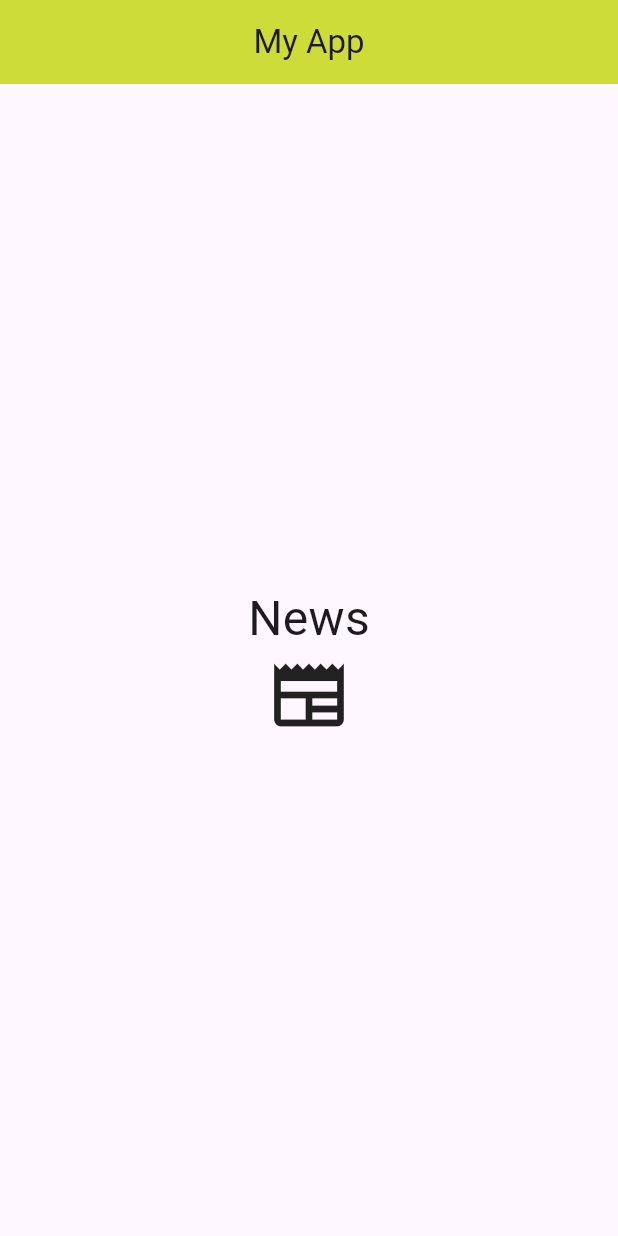
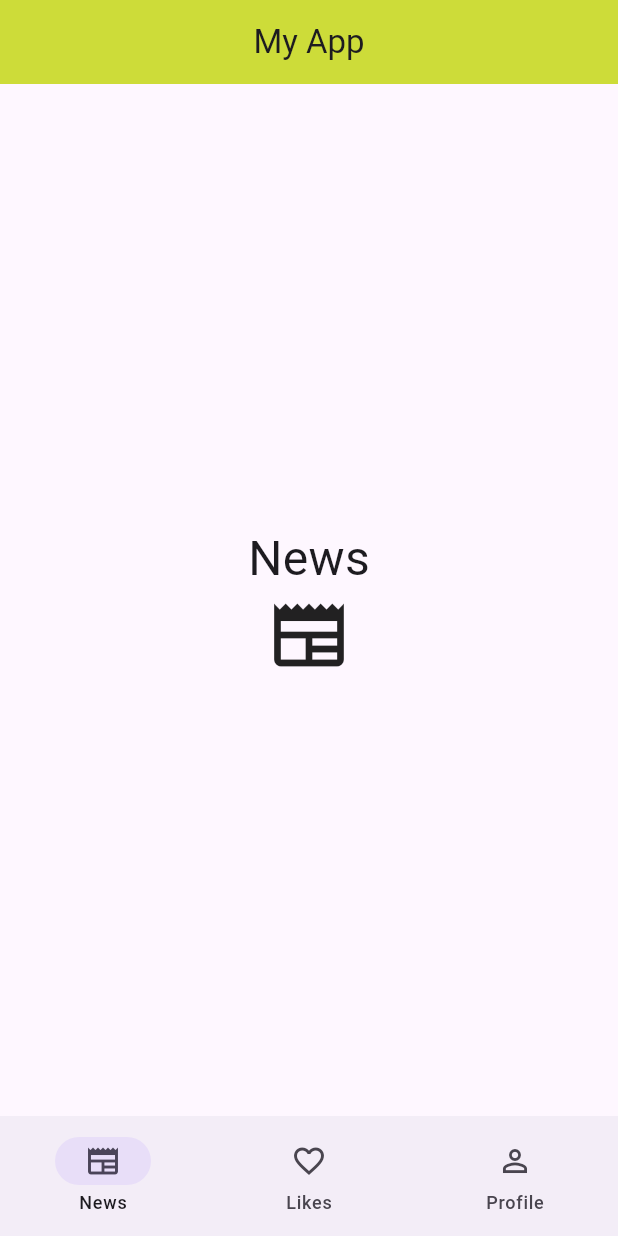
Before and after one commit to CathsDev/nav_app, a Flutter app: the screen it shows after launch, on a phone screen of 412 x 824 dp. Run offline on Flutter 3.47's test engine with Material 3 defaults, Android fonts, the phone set to English and light mode, and no system bars.

```diff
--- /dev/null
+++ b/nav_app/lib/app_home.dart
@@ -0,0 +1,53 @@
+import 'package:flutter/material.dart';
+import 'package:nav_app/likes.dart';
+import 'package:nav_app/news.dart';
+import 'package:nav_app/profile.dart';
+
+class AppHome extends StatefulWidget {
+  const AppHome({super.key});
+
+  @override
+  State<AppHome> createState() => _AppHomeState();
+}
+
+class _AppHomeState extends State<AppHome> {
+  int _currentIndex = 0;
+  final List<Widget> screens = [News(), Likes(), Profile()];
+
+  @override
+  Widget build(BuildContext context) {
+    return Scaffold(
+      appBar: AppBar(
+        backgroundColor: Colors.lime,
+        centerTitle: true,
+        title: Text('My App'),
+      ),
+      body: screens[_currentIndex],
+      bottomNavigationBar: NavigationBar(
+        onDestinationSelected: (int index) {
+          setState(() {
+            _currentIndex = index;
+          });
+        },
+        selectedIndex: _currentIndex,
+        destinations: [
+          NavigationDestination(
+            selectedIcon: Icon(Icons.newspaper),
+            icon: Icon(Icons.newspaper_outlined),
+            label: 'News',
+          ),
+          NavigationDestination(
+            selectedIcon: Icon(Icons.favorite),
+            icon: Icon(Icons.favorite_outline),
+            label: 'Likes',
+          ),
+          NavigationDestination(
+            selectedIcon: Icon(Icons.person),
+            icon: Icon(Icons.person_outline),
+            label: 'Profile',
+          ),
+        ],
+      ),
+    );
+  }
+}
--- a/nav_app/lib/main.dart
+++ b/nav_app/lib/main.dart
@@ -1,4 +1,5 @@
 import 'package:flutter/material.dart';
+import 'package:nav_app/app_home.dart';
 import 'package:nav_app/news.dart';
 
 void main() {
@@ -10,17 +11,6 @@ class MainApp extends StatelessWidget {
 
   @override
   Widget build(BuildContext context) {
-    return MaterialApp(
-      home: Scaffold(
-        appBar: AppBar(
-          backgroundColor: Colors.lime,
-          centerTitle: true,
-          title: Text('My App'),
-        ),
-        body: News(),
-        //body: Likes(),
-        //body: Profile(),
-      ),
-    );
+    return MaterialApp(home: AppHome());
   }
 }
```
